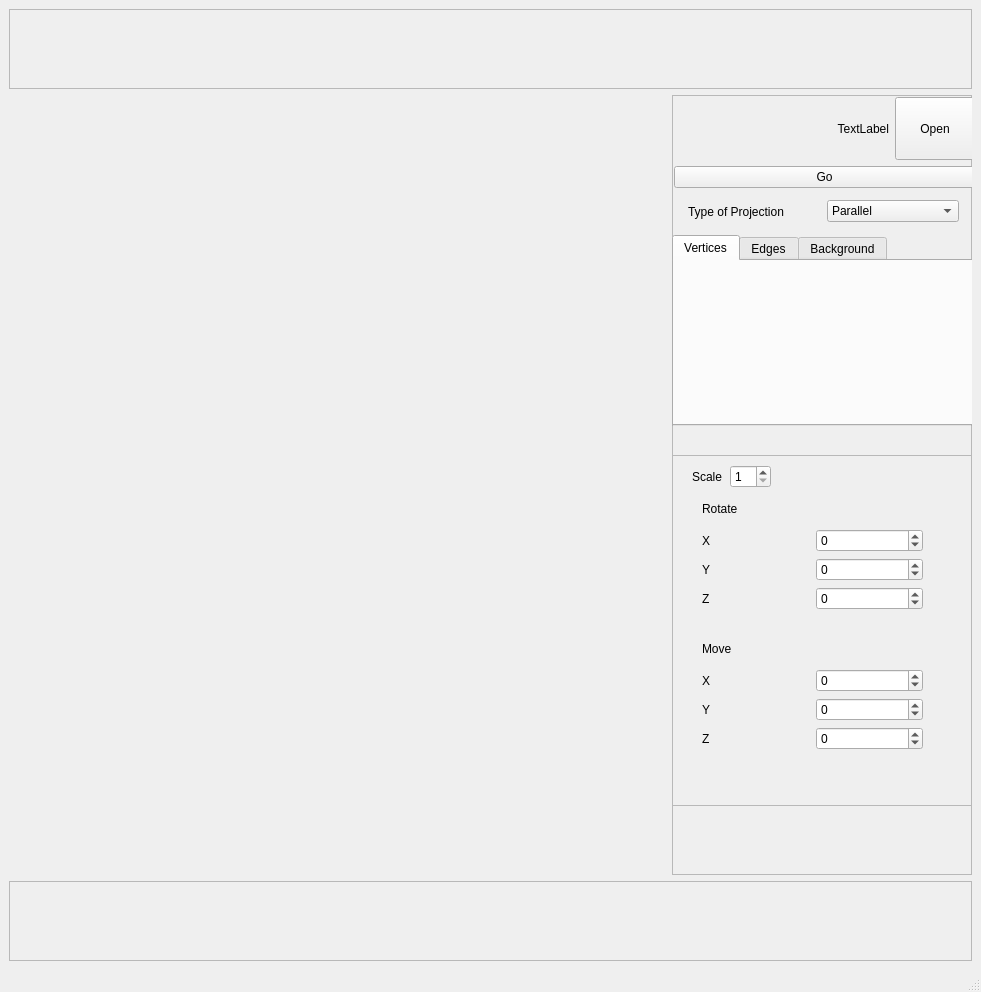
Before: the Qt Designer form src/View/mainwindow.ui in klotzgal/3DViewer_v2.1, drawn with Qt 5.
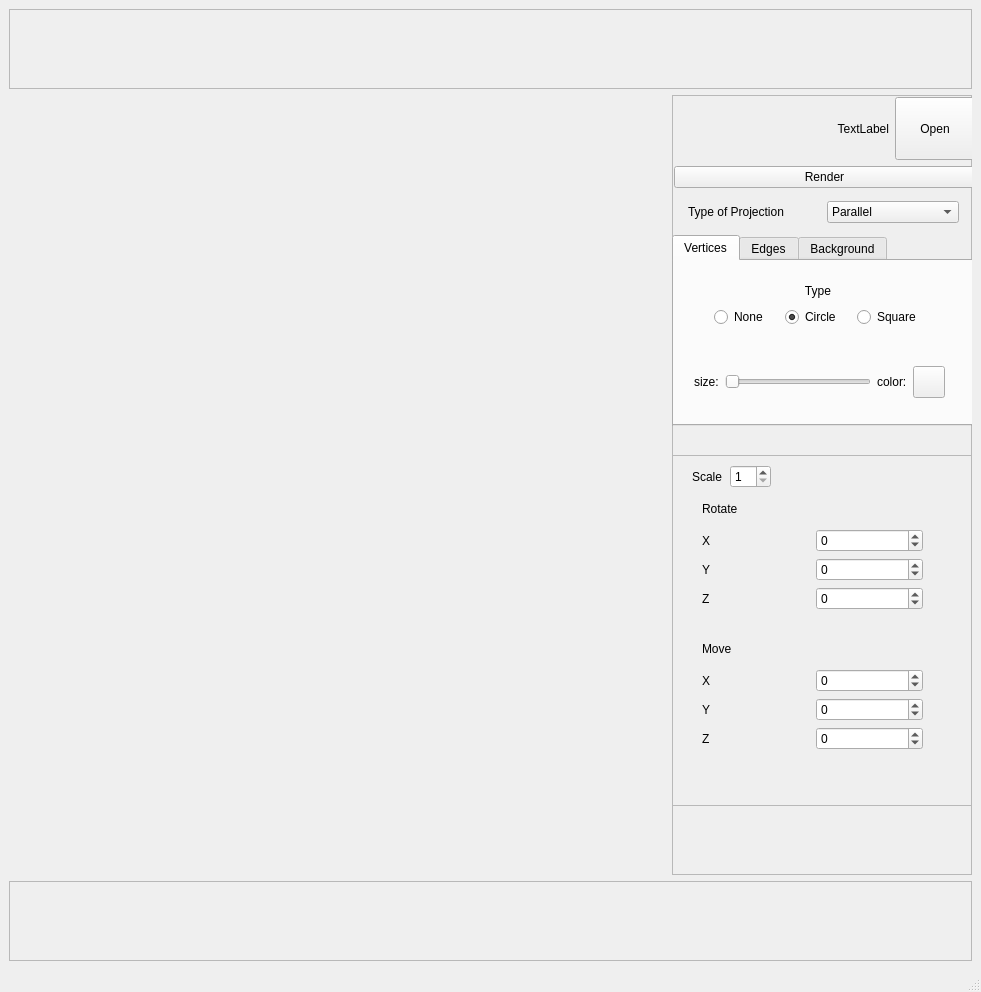
After: the same form once the commit is applied. The open tabs and pages were chosen to show the change. Custom widgets are drawn as their Qt base class.

Patch:
```diff
--- a/src/View/mainwindow.ui
+++ b/src/View/mainwindow.ui
@@ -364,7 +364,7 @@
              </sizepolicy>
             </property>
             <property name="text">
-             <string>Go</string>
+             <string>Render</string>
             </property>
            </widget>
           </item>
@@ -386,6 +386,131 @@
           <attribute name="title">
            <string>Vertices</string>
           </attribute>
+          <widget class="QWidget" name="">
+           <property name="geometry">
+            <rect>
+             <x>20</x>
+             <y>100</y>
+             <width>251</width>
+             <height>42</height>
+            </rect>
+           </property>
+           <layout class="QHBoxLayout" name="horizontalLayout_14">
+            <item>
+             <layout class="QHBoxLayout" name="horizontalLayout_13">
+              <item>
+               <widget class="QLabel" name="vert_size_label">
+                <property name="text">
+                 <string>size:</string>
+                </property>
+               </widget>
+              </item>
+              <item>
+               <widget class="QSlider" name="vert_size">
+                <property name="minimum">
+                 <number>1</number>
+                </property>
+                <property name="orientation">
+                 <enum>Qt::Horizontal</enum>
+                </property>
+               </widget>
+              </item>
+             </layout>
+            </item>
+            <item>
+             <layout class="QHBoxLayout" name="horizontalLayout_12">
+              <item>
+               <widget class="QLabel" name="vert_color_label">
+                <property name="text">
+                 <string>color:</string>
+                </property>
+               </widget>
+              </item>
+              <item>
+               <widget class="QPushButton" name="vert_color">
+                <property name="sizePolicy">
+                 <sizepolicy hsizetype="Fixed" vsizetype="Fixed">
+                  <horstretch>0</horstretch>
+                  <verstretch>0</verstretch>
+                 </sizepolicy>
+                </property>
+                <property name="minimumSize">
+                 <size>
+                  <width>32</width>
+                  <height>32</height>
+                 </size>
+                </property>
+                <property name="maximumSize">
+                 <size>
+                  <width>32</width>
+                  <height>32</height>
+                 </size>
+                </property>
+                <property name="text">
+                 <string/>
+                </property>
+               </widget>
+              </item>
+             </layout>
+            </item>
+           </layout>
+          </widget>
+          <widget class="QWidget" name="">
+           <property name="geometry">
+            <rect>
+             <x>40</x>
+             <y>20</y>
+             <width>208</width>
+             <height>46</height>
+            </rect>
+           </property>
+           <layout class="QVBoxLayout" name="verticalLayout_4">
+            <item>
+             <widget class="QLabel" name="vert_type_label">
+              <property name="text">
+               <string>Type</string>
+              </property>
+              <property name="alignment">
+               <set>Qt::AlignCenter</set>
+              </property>
+             </widget>
+            </item>
+            <item>
+             <layout class="QHBoxLayout" name="horizontalLayout_18">
+              <item>
+               <widget class="QRadioButton" name="vert_none">
+                <property name="text">
+                 <string>None</string>
+                </property>
+                <property name="checked">
+                 <bool>false</bool>
+                </property>
+               </widget>
+              </item>
+              <item>
+               <widget class="QRadioButton" name="vert_circle">
+                <property name="text">
+                 <string>Circle</string>
+                </property>
+                <property name="checked">
+                 <bool>true</bool>
+                </property>
+               </widget>
+              </item>
+              <item>
+               <widget class="QRadioButton" name="vert_square">
+                <property name="text">
+                 <string>Square</string>
+                </property>
+                <property name="autoExclusive">
+                 <bool>true</bool>
+                </property>
+               </widget>
+              </item>
+             </layout>
+            </item>
+           </layout>
+          </widget>
          </widget>
          <widget class="QWidget" name="tab">
           <attribute name="title">
@@ -398,13 +523,13 @@
           </attribute>
          </widget>
         </widget>
-        <widget class="QWidget" name="">
+        <widget class="QWidget" name="layoutWidget">
          <property name="geometry">
           <rect>
            <x>16</x>
            <y>101</y>
            <width>271</width>
-           <height>31</height>
+           <height>32</height>
           </rect>
          </property>
          <layout class="QHBoxLayout" name="horizontalLayout_9">
```
Left out of the diff: 166 changed lines with no effect on the pictures.
